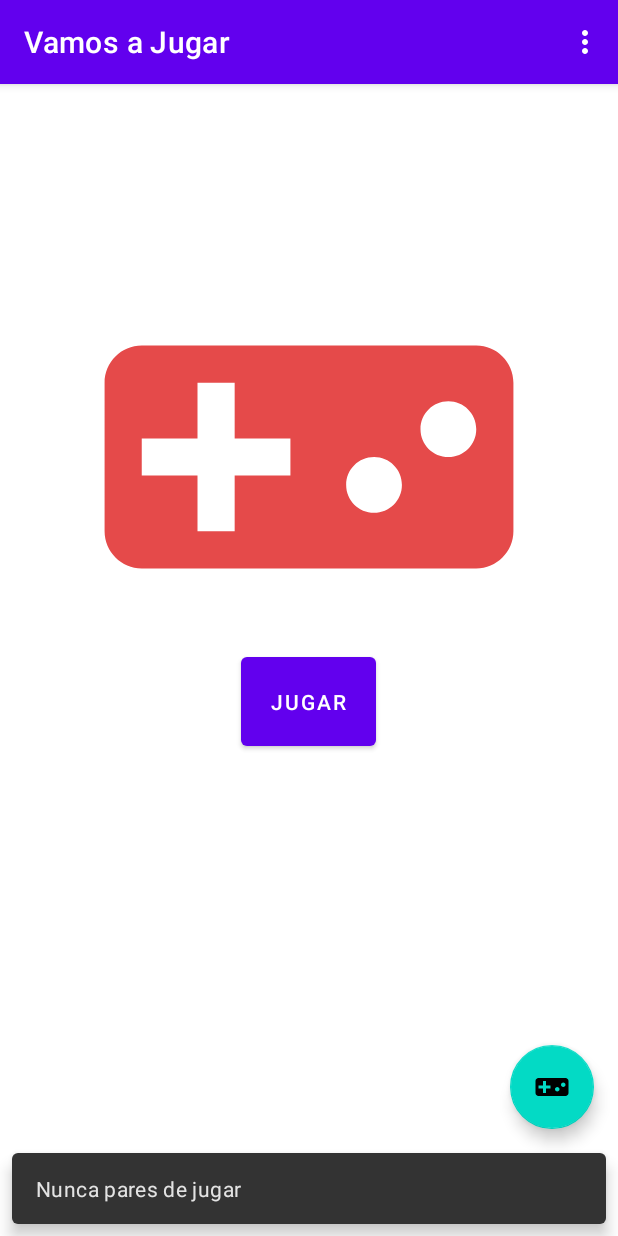
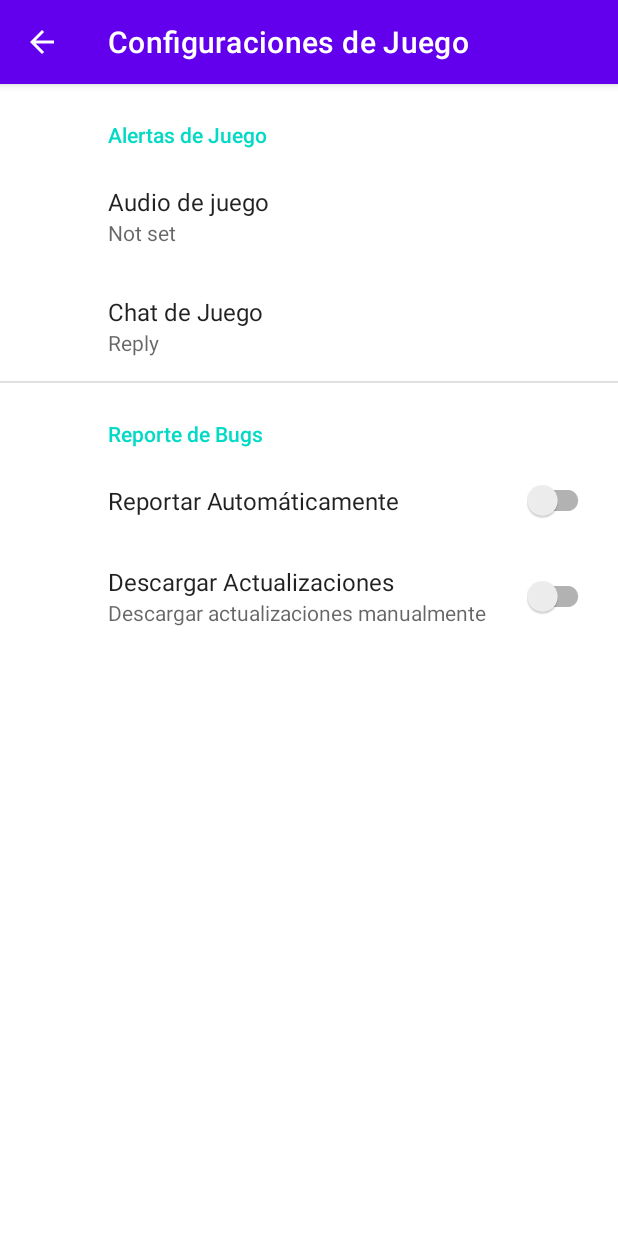
Before and after one commit to romedgar/layouts-y-mas-layouts, an Android app: the screen it shows after launch (MainActivity before the commit, SettingsActivity after it), after a tap on an icon or button, on a phone screen of 412 x 824 dp. Run offline under Robolectric (Android 15) with nearby library versions, the phone set to English and light mode, and no system bars; our stand-ins replace androidx.preference, navigation-ui.

Commit message:
Aplicación con Ajustes

```diff
--- a/app/build.gradle
+++ b/app/build.gradle
@@ -42,6 +42,7 @@ dependencies {
     implementation 'androidx.constraintlayout:constraintlayout:2.1.3'
     implementation 'androidx.navigation:navigation-fragment-ktx:2.4.1'
     implementation 'androidx.navigation:navigation-ui-ktx:2.4.1'
+    implementation 'androidx.preference:preference:1.1.1'
     testImplementation 'junit:junit:4.13.2'
     androidTestImplementation 'androidx.test.ext:junit:1.1.3'
     androidTestImplementation 'androidx.test.espresso:espresso-core:3.4.0'
--- a/app/src/main/java/mx/tecnm/ladm_u1_practica1_layoutsymaslayouts/MainActivity.kt
+++ b/app/src/main/java/mx/tecnm/ladm_u1_practica1_layoutsymaslayouts/MainActivity.kt
@@ -1,5 +1,6 @@
 package mx.tecnm.ladm_u1_practica1_layoutsymaslayouts
 
+import android.content.Intent
 import android.os.Bundle
 import com.google.android.material.snackbar.Snackbar
 import androidx.appcompat.app.AppCompatActivity
@@ -29,8 +30,8 @@ class MainActivity : AppCompatActivity() {
         setupActionBarWithNavController(navController, appBarConfiguration)
 
         binding.fab.setOnClickListener { view ->
-            Snackbar.make(view, "Nunca pares de jugar", Snackbar.LENGTH_LONG)
-                .setAction("Action", null).show()
+            llamarSet()
+
         }
     }
 
@@ -55,4 +56,9 @@ class MainActivity : AppCompatActivity() {
         return navController.navigateUp(appBarConfiguration)
                 || super.onSupportNavigateUp()
     }
+
+    private fun llamarSet(){
+        val ventanaSet = Intent(this,SettingsActivity::class.java)
+        startActivity(ventanaSet);
+    }
 }
--- /dev/null
+++ b/app/src/main/java/mx/tecnm/ladm_u1_practica1_layoutsymaslayouts/SettingsActivity.kt
@@ -0,0 +1,26 @@
+package mx.tecnm.ladm_u1_practica1_layoutsymaslayouts
+
+import android.os.Bundle
+import androidx.appcompat.app.AppCompatActivity
+import androidx.preference.PreferenceFragmentCompat
+
+class SettingsActivity : AppCompatActivity() {
+
+    override fun onCreate(savedInstanceState: Bundle?) {
+        super.onCreate(savedInstanceState)
+        setContentView(R.layout.settings_activity)
+        if (savedInstanceState == null) {
+            supportFragmentManager
+                .beginTransaction()
+                .replace(R.id.settings, SettingsFragment())
+                .commit()
+        }
+        supportActionBar?.setDisplayHomeAsUpEnabled(true)
+    }
+
+    class SettingsFragment : PreferenceFragmentCompat() {
+        override fun onCreatePreferences(savedInstanceState: Bundle?, rootKey: String?) {
+            setPreferencesFromResource(R.xml.root_preferences, rootKey)
+        }
+    }
+}
--- /dev/null
+++ b/app/src/main/res/layout/settings_activity.xml
@@ -0,0 +1,10 @@
+<LinearLayout xmlns:android="http://schemas.android.com/apk/res/android"
+    android:layout_width="match_parent"
+    android:layout_height="match_parent">
+
+    <FrameLayout
+        android:id="@+id/settings"
+        android:layout_width="match_parent"
+        android:layout_height="match_parent" />
+
+</LinearLayout>
--- a/app/src/main/res/values-night/themes.xml
+++ b/app/src/main/res/values-night/themes.xml
@@ -13,4 +13,9 @@
         <item name="android:statusBarColor" tools:targetApi="l">?attr/colorPrimaryVariant</item>
         <!-- Customize your theme here. -->
     </style>
+
+    <style name="ThemeOverlay.LADM_U1_Practica1_LayoutsYMasLayouts.FullscreenContainer" parent="">
+        <item name="fullscreenBackgroundColor">@color/light_blue_900</item>
+        <item name="fullscreenTextColor">@color/light_blue_A400</item>
+    </style>
 </resources>
--- /dev/null
+++ b/app/src/main/res/values/arrays.xml
@@ -0,0 +1,12 @@
+<resources>
+    <!-- Reply Preference -->
+    <string-array name="reply_entries">
+        <item>Reply</item>
+        <item>Reply to all</item>
+    </string-array>
+
+    <string-array name="reply_values">
+        <item>reply</item>
+        <item>reply_all</item>
+    </string-array>
+</resources>
--- /dev/null
+++ b/app/src/main/res/values/attrs.xml
@@ -0,0 +1,6 @@
+<resources>
+    <declare-styleable name="FullscreenAttrs">
+        <attr name="fullscreenBackgroundColor" format="color" />
+        <attr name="fullscreenTextColor" format="color" />
+    </declare-styleable>
+</resources>
--- a/app/src/main/res/values/colors.xml
+++ b/app/src/main/res/values/colors.xml
@@ -7,4 +7,9 @@
     <color name="teal_700">#FF018786</color>
     <color name="black">#FF000000</color>
     <color name="white">#FFFFFFFF</color>
+    <color name="light_blue_600">#FF039BE5</color>
+    <color name="light_blue_900">#FF01579B</color>
+    <color name="light_blue_A200">#FF40C4FF</color>
+    <color name="light_blue_A400">#FF00B0FF</color>
+    <color name="black_overlay">#66000000</color>
 </resources>
--- a/app/src/main/res/values/strings.xml
+++ b/app/src/main/res/values/strings.xml
@@ -10,4 +10,23 @@
 
     <string name="hello_first_fragment">Hello first fragment</string>
     <string name="hello_second_fragment">Hello second fragment. Arg: %1$s</string>
+    <string name="title_activity_fullscreen">FullscreenActivity</string>
+    <string name="dummy_button">Dummy Button</string>
+    <string name="dummy_content">DUMMY\nCONTENT</string>
+    <string name="title_activity_settings">Configuraciones de Juego</string>
+
+    <!-- Preference Titles -->
+    <string name="messages_header">Alertas de Juego</string>
+    <string name="sync_header">Reporte de Bugs</string>
+
+    <!-- Messages Preferences -->
+    <string name="signature_title">Audio de juego</string>
+    <string name="reply_title">Chat de Juego</string>
+
+    <!-- Sync Preferences -->
+    <string name="sync_title">Reportar Automáticamente</string>
+    <string name="attachment_title">Descargar Actualizaciones</string>
+    <string name="attachment_summary_on">Las actualizaciones del juego se descargan automáticamente
+    </string>
+    <string name="attachment_summary_off">Descargar actualizaciones manualmente</string>
 </resources>
--- /dev/null
+++ b/app/src/main/res/values/styles.xml
@@ -0,0 +1,11 @@
+<resources>
+
+    <style name="Widget.Theme.LADM_U1_Practica1_LayoutsYMasLayouts.ActionBar.Fullscreen" parent="Widget.AppCompat.ActionBar">
+        <item name="android:background">@color/black_overlay</item>
+    </style>
+
+    <style name="Widget.Theme.LADM_U1_Practica1_LayoutsYMasLayouts.ButtonBar.Fullscreen" parent="">
+        <item name="android:background">@color/black_overlay</item>
+        <item name="android:buttonBarStyle">?android:attr/buttonBarStyle</item>
+    </style>
+</resources>
--- a/app/src/main/res/values/themes.xml
+++ b/app/src/main/res/values/themes.xml
@@ -22,4 +22,17 @@
     <style name="Theme.LADM_U1_Practica1_LayoutsYMasLayouts.AppBarOverlay" parent="ThemeOverlay.AppCompat.Dark.ActionBar" />
 
     <style name="Theme.LADM_U1_Practica1_LayoutsYMasLayouts.PopupOverlay" parent="ThemeOverlay.AppCompat.Light" />
+
+    <style name="Theme.LADM_U1_Practica1_LayoutsYMasLayouts.Fullscreen" parent="Theme.LADM_U1_Practica1_LayoutsYMasLayouts">
+        <item name="android:actionBarStyle">
+            @style/Widget.Theme.LADM_U1_Practica1_LayoutsYMasLayouts.ActionBar.Fullscreen
+        </item>
+        <item name="android:windowActionBarOverlay">true</item>
+        <item name="android:windowBackground">@null</item>
+    </style>
+
+    <style name="ThemeOverlay.LADM_U1_Practica1_LayoutsYMasLayouts.FullscreenContainer" parent="">
+        <item name="fullscreenBackgroundColor">@color/light_blue_600</item>
+        <item name="fullscreenTextColor">@color/light_blue_A200</item>
+    </style>
 </resources>
--- /dev/null
+++ b/app/src/main/res/xml/root_preferences.xml
@@ -0,0 +1,35 @@
+<PreferenceScreen xmlns:app="http://schemas.android.com/apk/res-auto">
+
+    <PreferenceCategory app:title="@string/messages_header">
+
+        <EditTextPreference
+            app:key="signature"
+            app:title="@string/signature_title"
+            app:useSimpleSummaryProvider="true" />
+
+        <ListPreference
+            app:defaultValue="reply"
+            app:entries="@array/reply_entries"
+            app:entryValues="@array/reply_values"
+            app:key="reply"
+            app:title="@string/reply_title"
+            app:useSimpleSummaryProvider="true" />
+
+    </PreferenceCategory>
+
+    <PreferenceCategory app:title="@string/sync_header">
+
+        <SwitchPreferenceCompat
+            app:key="sync"
+            app:title="@string/sync_title" />
+
+        <SwitchPreferenceCompat
+            app:dependency="sync"
+            app:key="attachment"
+            app:summaryOff="@string/attachment_summary_off"
+            app:summaryOn="@string/attachment_summary_on"
+            app:title="@string/attachment_title" />
+
+    </PreferenceCategory>
+
+</PreferenceScreen>
```
Also changed, not shown: app/src/main/AndroidManifest.xml (+10 -0 lines).
